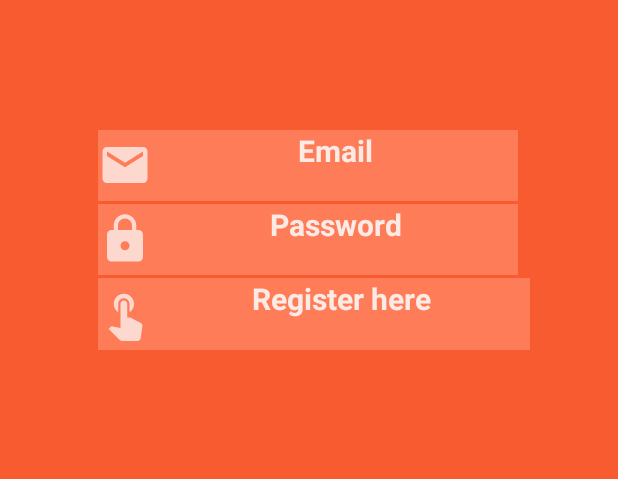
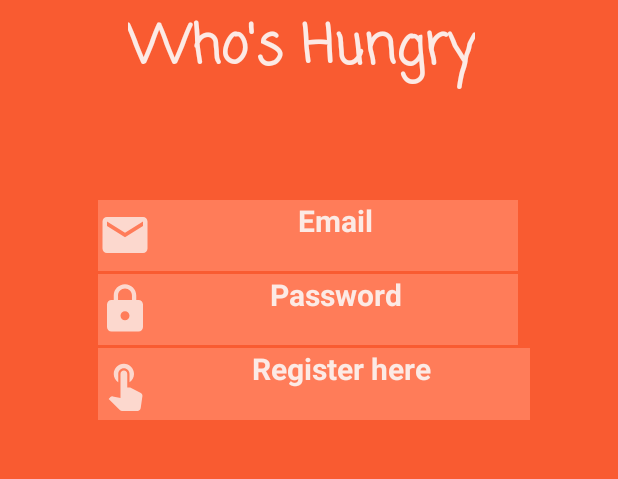
Before and after one commit to Himeshika-Ab/LunchBuddies, an Android app: the screen it shows after launch (MainActivity), on a phone screen of 412 x 824 dp, the part 551-1030 px from its top. Run offline under Robolectric (Android 15) with nearby library versions, the phone set to English and light mode, and no system bars.

Commit message:
Logo name added

```diff
--- a/android-app/app/src/main/res/layout/activity_main.xml
+++ b/android-app/app/src/main/res/layout/activity_main.xml
@@ -23,13 +23,29 @@
         android:layout_marginTop="120dp"
         android:src="@drawable/logo" />
 
+    <TextView
+        android:id="@+id/name"
+        android:layout_width="wrap_content"
+        android:layout_height="wrap_content"
+        android:layout_alignBottom="@id/logo"
+        android:layout_marginLeft="85dp"
+        android:layout_marginTop="10dp"
+        android:layout_marginBottom="-59dp"
+        android:fontFamily="casual"
+        android:text="Who's Hungry"
+        android:textAlignment="center"
+        android:textColor="#fceae5"
+        android:textSize="35sp"
+        android:textStyle="bold" />
+
+
     <EditText
         android:id="@+id/email"
         android:layout_width="wrap_content"
         android:layout_height="47dp"
-        android:layout_alignBottom="@+id/logo"
+        android:layout_alignBottom="@+id/name"
         android:layout_marginLeft="65dp"
-        android:layout_marginBottom="-134dp"
+        android:layout_marginBottom="-121dp"
         android:background="#ff7c59"
         android:drawableLeft="@drawable/ic_email_black_24dp"
         android:ems="12"
@@ -89,4 +105,6 @@
         android:typeface="serif" />
 
 
+
+
 </RelativeLayout>
```
